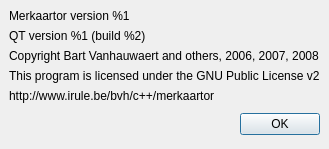
This is AboutDialog.ui in openstreetmap/merkaartor as Qt 5 draws it before an edit. The edited form follows.
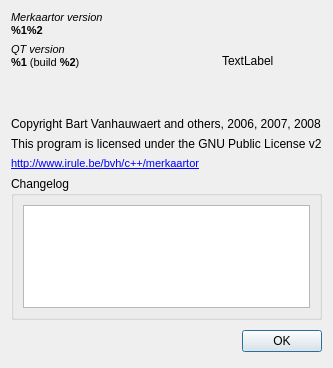
This is the edited form.

Commit message: FIX : make "About" dialog more useful ADD : .pro refactoring: add a "Config.pri" for static qmake configuration and a "Custom.pri" for non-standard stuff

Patch:
```diff
--- a/AboutDialog.ui
+++ b/AboutDialog.ui
@@ -5,33 +5,90 @@
    <rect>
     <x>0</x>
     <y>0</y>
-    <width>288</width>
-    <height>133</height>
+    <width>301</width>
+    <height>368</height>
    </rect>
   </property>
   <property name="windowTitle" >
    <string>About Merkaartor</string>
   </property>
-  <layout class="QVBoxLayout" >
-   <property name="margin" >
-    <number>9</number>
-   </property>
-   <property name="spacing" >
-    <number>6</number>
-   </property>
+  <layout class="QVBoxLayout" name="verticalLayout_3" >
    <item>
-    <widget class="QLabel" name="Version" >
-     <property name="text" >
-      <string>Merkaartor version %1</string>
-     </property>
-    </widget>
-   </item>
-   <item>
-     <widget class="QLabel" name="QTVersion" >
+    <layout class="QHBoxLayout" name="horizontalLayout" >
+     <item>
+      <layout class="QVBoxLayout" name="verticalLayout_2" >
+       <item>
+        <widget class="QLabel" name="Version" >
+         <property name="text" >
+          <string>&lt;!DOCTYPE HTML PUBLIC "-//W3C//DTD HTML 4.0//EN" "http://www.w3.org/TR/REC-html40/strict.dtd">
+&lt;html>&lt;head>&lt;meta name="qrichtext" content="1" />&lt;style type="text/css">
+p, li { white-space: pre-wrap; }
+&lt;/style>&lt;/head>&lt;body style=" font-family:'MS Shell Dlg 2'; font-size:8.25pt; font-weight:400; font-style:normal;">
+&lt;p style=" margin-top:0px; margin-bottom:0px; margin-left:0px; margin-right:0px; -qt-block-indent:0; text-indent:0px; font-size:8pt;">&lt;span style=" font-style:italic;">Merkaartor version&lt;/span> &lt;/p>
+&lt;p style=" margin-top:0px; margin-bottom:0px; margin-left:0px; margin-right:0px; -qt-block-indent:0; text-indent:0px; font-size:8pt;">&lt;span style=" font-weight:600;">%1%2&lt;/span>&lt;/p>&lt;/body>&lt;/html></string>
+         </property>
+        </widget>
+       </item>
+       <item>
+        <widget class="QLabel" name="QTVersion" >
+         <property name="text" >
+          <string>&lt;!DOCTYPE HTML PUBLIC "-//W3C//DTD HTML 4.0//EN" "http://www.w3.org/TR/REC-html40/strict.dtd">
+&lt;html>&lt;head>&lt;meta name="qrichtext" content="1" />&lt;style type="text/css">
+p, li { white-space: pre-wrap; }
+&lt;/style>&lt;/head>&lt;body style=" font-family:'MS Shell Dlg 2'; font-size:8.25pt; font-weight:400; font-style:normal;">
+&lt;p style=" margin-top:0px; margin-bottom:0px; margin-left:0px; margin-right:0px; -qt-block-indent:0; text-indent:0px; font-size:8pt;">&lt;span style=" font-style:italic;">QT version&lt;/span> &lt;/p>
+&lt;p style=" margin-top:0px; margin-bottom:0px; margin-left:0px; margin-right:0px; -qt-block-indent:0; text-indent:0px; font-size:8pt;">&lt;span style=" font-weight:600;">%1&lt;/span> (build &lt;span style=" font-weight:600;">%2&lt;/span>)&lt;/p>&lt;/body>&lt;/html></string>
+         </property>
+        </widget>
+       </item>
+       <item>
+        <spacer name="verticalSpacer" >
+         <property name="orientation" >
+          <enum>Qt::Vertical</enum>
+         </property>
+         <property name="sizeHint" stdset="0" >
+          <size>
+           <width>20</width>
+           <height>40</height>
+          </size>
+         </property>
+        </spacer>
+       </item>
+      </layout>
+     </item>
+     <item>
+      <spacer name="horizontalSpacer" >
+       <property name="orientation" >
+        <enum>Qt::Horizontal</enum>
+       </property>
+       <property name="sizeHint" stdset="0" >
+        <size>
+         <width>40</width>
+         <height>20</height>
+        </size>
+       </property>
+      </spacer>
+     </item>
+     <item>
+      <widget class="QLabel" name="pxIcon" >
+       <property name="sizePolicy" >
+        <sizepolicy vsizetype="Fixed" hsizetype="Fixed" >
+         <horstretch>100</horstretch>
+         <verstretch>100</verstretch>
+        </sizepolicy>
+       </property>
+       <property name="minimumSize" >
+        <size>
+         <width>100</width>
+         <height>100</height>
+        </size>
+       </property>
        <property name="text" >
-         <string>QT version %1 (build %2)</string>
+        <string>TextLabel</string>
        </property>
-     </widget>
+      </widget>
+     </item>
+    </layout>
    </item>
    <item>
     <widget class="QLabel" name="label" >
@@ -50,13 +107,39 @@
    <item>
     <widget class="QLabel" name="label_2" >
      <property name="text" >
-      <string>http://www.irule.be/bvh/c++/merkaartor</string>
+      <string>&lt;!DOCTYPE HTML PUBLIC "-//W3C//DTD HTML 4.0//EN" "http://www.w3.org/TR/REC-html40/strict.dtd">
+&lt;html>&lt;head>&lt;meta name="qrichtext" content="1" />&lt;style type="text/css">
+p, li { white-space: pre-wrap; }
+&lt;/style>&lt;/head>&lt;body style=" font-family:'MS Shell Dlg 2'; font-size:8.25pt; font-weight:400; font-style:normal;">
+&lt;p style=" margin-top:0px; margin-bottom:0px; margin-left:0px; margin-right:0px; -qt-block-indent:0; text-indent:0px;">&lt;a href="http://www.irule.be/bvh/c++/merkaartor">&lt;span style=" text-decoration: underline; color:#0000ff;">http://www.irule.be/bvh/c++/merkaartor&lt;/span>&lt;/a>&lt;/p>&lt;/body>&lt;/html></string>
      </property>
      <property name="textInteractionFlags" >
       <set>Qt::LinksAccessibleByMouse|Qt::TextSelectableByMouse</set>
      </property>
     </widget>
    </item>
+   <item>
+    <widget class="QGroupBox" name="groupBox" >
+     <property name="title" >
+      <string>Changelog</string>
+     </property>
+     <layout class="QVBoxLayout" name="verticalLayout" >
+      <item>
+       <widget class="QPlainTextEdit" name="txtChangelog" >
+        <property name="lineWrapMode" >
+         <enum>QPlainTextEdit::NoWrap</enum>
+        </property>
+        <property name="readOnly" >
+         <bool>true</bool>
+        </property>
+        <property name="tabStopWidth" >
+         <number>4</number>
+        </property>
+       </widget>
+      </item>
+     </layout>
+    </widget>
+   </item>
    <item>
     <spacer>
      <property name="orientation" >
@@ -72,12 +155,12 @@
    </item>
    <item>
     <layout class="QHBoxLayout" >
-     <property name="margin" >
-      <number>0</number>
-     </property>
      <property name="spacing" >
       <number>6</number>
      </property>
+     <property name="margin" >
+      <number>0</number>
+     </property>
      <item>
       <spacer>
        <property name="orientation" >
```
Left out of the diff: 4 changed lines with no effect on the pictures. The commit also changes 13 other files.
